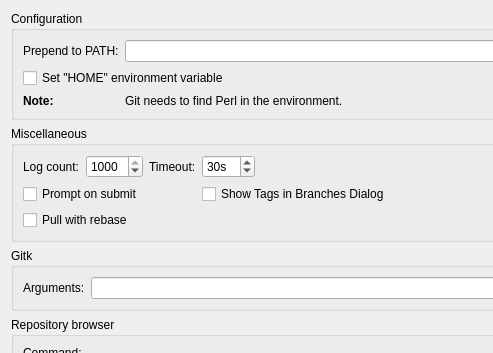
This is src/plugins/git/settingspage.ui in qt-creator/qt-creator as Qt 5 draws it before an edit; both pictures show x 0 to 493 and y 0 to 353 of the 705 by 436 pixel window. The edited form follows.
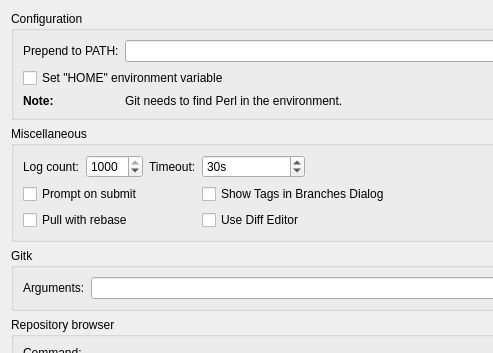
This is the edited form. Custom widgets are drawn as their Qt base class.

Commit message: Basic integration of diff editor inside git plugin

Patch:
```diff
--- a/src/plugins/git/settingspage.ui
+++ b/src/plugins/git/settingspage.ui
@@ -137,6 +137,13 @@
         </property>
        </widget>
       </item>
+      <item row="2" column="3">
+       <widget class="QCheckBox" name="useDiffEditorCheckBox">
+        <property name="text">
+         <string>Use Diff Editor</string>
+        </property>
+       </widget>
+      </item>
      </layout>
     </widget>
    </item>
```
The commit also changes 18 other files.
